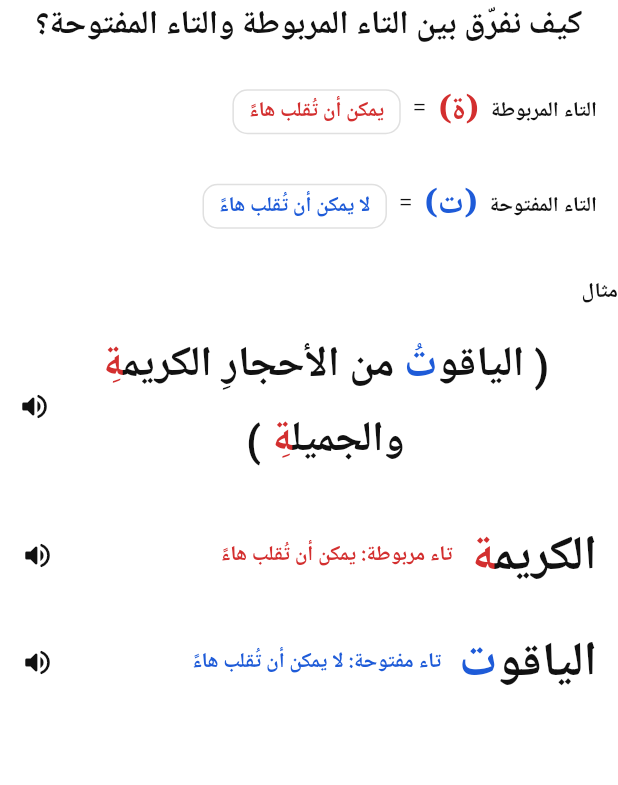
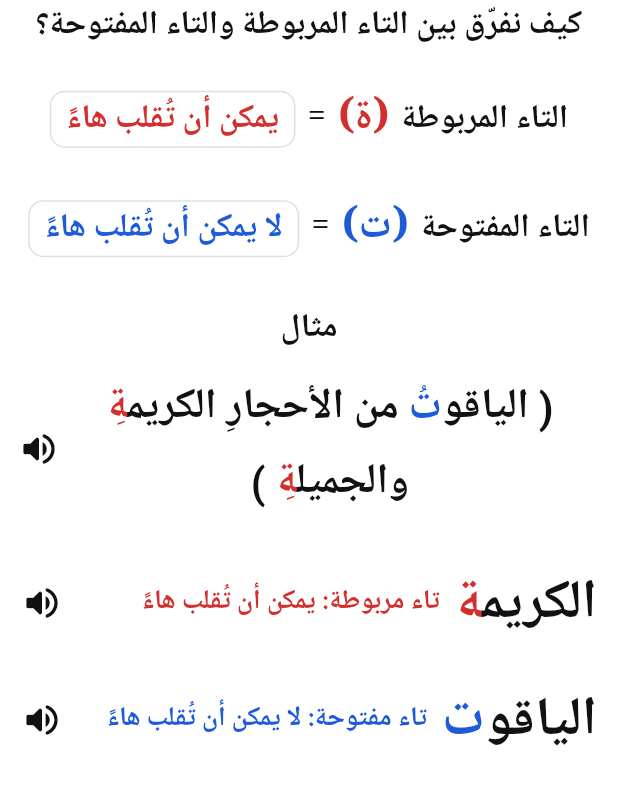
Before and after one commit to alansaria2026/imlaa-app, a Flutter app: the TaaRuleContent widget shown alone on an empty page, opened directly, on a phone screen of 412 x 824 dp. Shown: the top 785 px of the screen. Run offline on Flutter 3.47's test engine with Material 3 defaults, Android fonts, the phone set to English and light mode, and no system bars; our stand-ins replace audioplayers, flutter_tts, shared_preferences; accounts and stored records are empty.

Commit message:
قاعدة التاء المربوطة والمفتوحة: خط أكبر لسطري القاعدة والأمثلة وتوسيطها
Co-Authored-By: Claude Opus 5.5 <noreply@anthropic.com>
Claude-Session: https://claude.ai/code/session_01Ffnc49FAQGPHWKsfZ3FjWn

```diff
--- a/lib/lesson/taa_rule_content.dart
+++ b/lib/lesson/taa_rule_content.dart
@@ -20,7 +20,7 @@ class TaaRuleContent extends StatelessWidget {
     final t = Theme.of(context).textTheme;
     void say(String s) =>
         Speaker.instance.speak(s, rate: AppScope.read(context).speechRate);
-    final label = t.titleSmall?.copyWith(
+    final label = t.titleLarge?.copyWith(
       fontWeight: FontWeight.w800,
       color: AppColors.primary,
     );
@@ -38,7 +38,7 @@ class TaaRuleContent extends StatelessWidget {
         const SizedBox(height: 8),
         const _RuleLine(type: TaaType.maftuha),
         const SizedBox(height: 20),
-        Text('مثال', style: label),
+        Text('مثال', textAlign: TextAlign.center, style: label),
         const SizedBox(height: 8),
         Material(
           color: AppColors.background,
@@ -55,7 +55,7 @@ class TaaRuleContent extends StatelessWidget {
                   const Icon(
                     Icons.volume_up_rounded,
                     color: AppColors.primary,
-                    size: 22,
+                    size: 28,
                   ),
                 ],
               ),
@@ -86,20 +86,27 @@ class _RuleLine extends StatelessWidget {
         color: AppColors.background,
         borderRadius: BorderRadius.circular(16),
       ),
-      child: Wrap(
-        crossAxisAlignment: WrapCrossAlignment.center,
-        spacing: 8,
-        runSpacing: 6,
+      // سطر واحد في الوسط بأكبر خط ممكن؛ يصغر على الشاشات الضيقة.
+      child: FittedBox(
+        fit: BoxFit.scaleDown,
+        child: Row(
+          mainAxisSize: MainAxisSize.min,
           children: [
             Text(
               marbuta ? 'التاء المربوطة' : 'التاء المفتوحة',
-            style: t.titleSmall?.copyWith(fontWeight: FontWeight.w700),
+              style: t.titleLarge?.copyWith(
+                fontSize: 22,
+                fontWeight: FontWeight.w700,
               ),
+            ),
+            const SizedBox(width: 8),
             Text(
               marbuta ? '(ة)' : '(ت)',
-            style: AppTheme.word(22, color: taaColor(type)),
+              style: AppTheme.word(28, color: taaColor(type)),
             ),
-          Text('=', style: t.titleMedium),
+            const SizedBox(width: 8),
+            Text('=', style: t.titleLarge),
+            const SizedBox(width: 8),
             Container(
               padding: const EdgeInsets.symmetric(horizontal: 10, vertical: 4),
               decoration: BoxDecoration(
@@ -108,13 +115,15 @@ class _RuleLine extends StatelessWidget {
               ),
               child: Text(
                 marbuta ? 'يمكن أن تُقلب هاءً' : 'لا يمكن أن تُقلب هاءً',
-              style: t.titleSmall?.copyWith(
+                style: t.titleLarge?.copyWith(
+                  fontSize: 22,
                   fontWeight: FontWeight.w800,
                   color: taaColor(type),
                 ),
               ),
             ),
           ],
+        ),
       ),
     );
   }
@@ -171,22 +180,29 @@ class _WordTileState extends State<_WordTile>
                 scale: Tween(begin: 1.0, end: 1.12).animate(
                   CurvedAnimation(parent: _bounce, curve: Curves.easeInOut),
                 ),
-                child: TaaText(widget.word, size: 32),
+                child: TaaText(widget.word, size: 36),
               ),
-              const SizedBox(width: 12),
+              const SizedBox(width: 10),
+              // الوصف بأكبر خط يتسع له السطر بجانب الكلمة.
               Expanded(
+                child: FittedBox(
+                  fit: BoxFit.scaleDown,
+                  alignment: AlignmentDirectional.centerStart,
                   child: Text(
                     '${type.label}: ${type == TaaType.marbuta ? 'يمكن أن تُقلب هاءً' : 'لا يمكن أن تُقلب هاءً'}',
-                  style: t.labelLarge?.copyWith(
+                    style: t.titleLarge?.copyWith(
+                      fontSize: 18,
                       fontWeight: FontWeight.w800,
                       color: taaColor(type),
                     ),
                   ),
                 ),
+              ),
+              const SizedBox(width: 6),
               const Icon(
                 Icons.volume_up_rounded,
                 color: AppColors.primary,
-                size: 22,
+                size: 28,
               ),
             ],
           ),
```
Lines whose indentation alone changed are shown as unchanged.
